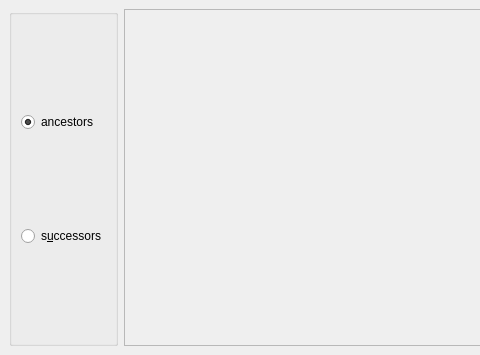
The window that animals/population_graph_window.ui (zshimanchik/animals) describes before a commit, drawn with Qt 5; both pictures show x 0 to 480 and y 0 to 355 of the 1061 by 355 pixel window.
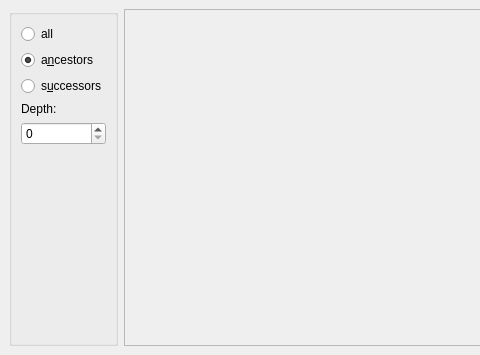
The same window after the commit.

Commit message: radiobutton for successors and ancestors with depth

Diff of the .ui file:
```diff
--- a/animals/population_graph_window.ui
+++ b/animals/population_graph_window.ui
@@ -21,23 +21,53 @@
        <string/>
       </property>
       <layout class="QGridLayout" name="gridLayout">
-       <item row="0" column="0">
+       <item row="2" column="1">
         <widget class="QRadioButton" name="ancestors_radio_button">
          <property name="text">
-          <string>ancestors</string>
+          <string>a&amp;ncestors</string>
          </property>
          <property name="checked">
           <bool>true</bool>
          </property>
         </widget>
        </item>
-       <item row="1" column="0">
+       <item row="1" column="1">
+        <widget class="QRadioButton" name="all_radio_button">
+         <property name="text">
+          <string>all</string>
+         </property>
+        </widget>
+       </item>
+       <item row="4" column="1">
         <widget class="QRadioButton" name="successors_radio_button">
          <property name="text">
           <string>s&amp;uccessors</string>
          </property>
         </widget>
        </item>
+       <item row="7" column="1">
+        <spacer name="verticalSpacer">
+         <property name="orientation">
+          <enum>Qt::Vertical</enum>
+         </property>
+         <property name="sizeHint" stdset="0">
+          <size>
+           <width>20</width>
+           <height>40</height>
+          </size>
+         </property>
+        </spacer>
+       </item>
+       <item row="6" column="1">
+        <widget class="QSpinBox" name="depth_spinbox"/>
+       </item>
+       <item row="5" column="1">
+        <widget class="QLabel" name="label">
+         <property name="text">
+          <string>Depth:</string>
+         </property>
+        </widget>
+       </item>
       </layout>
      </widget>
     </item>
```
Left out of the diff: 4 changed lines with no effect on the pictures. The commit also changes 2 other files.
